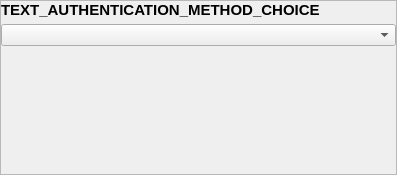
Above: parsec/core/gui/forms/authentication_choice_widget.ui from Scille/parsec-cloud before the change. Below: the same form after it.
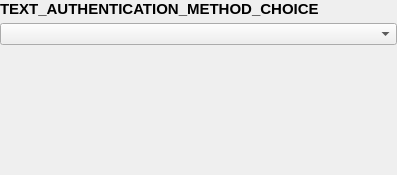
That is the form after the change.

Commit message: Removed frame

Diff of the .ui file:
```diff
--- a/parsec/core/gui/forms/authentication_choice_widget.ui
+++ b/parsec/core/gui/forms/authentication_choice_widget.ui
@@ -31,6 +31,15 @@
    </property>
    <item>
     <widget class="QScrollArea" name="scrollArea">
+     <property name="frameShape">
+      <enum>QFrame::NoFrame</enum>
+     </property>
+     <property name="frameShadow">
+      <enum>QFrame::Plain</enum>
+     </property>
+     <property name="lineWidth">
+      <number>0</number>
+     </property>
      <property name="horizontalScrollBarPolicy">
       <enum>Qt::ScrollBarAlwaysOff</enum>
      </property>
@@ -42,8 +51,8 @@
        <rect>
         <x>0</x>
         <y>0</y>
-        <width>395</width>
-        <height>173</height>
+        <width>397</width>
+        <height>175</height>
        </rect>
       </property>
       <layout class="QVBoxLayout" name="verticalLayout_4">
```
